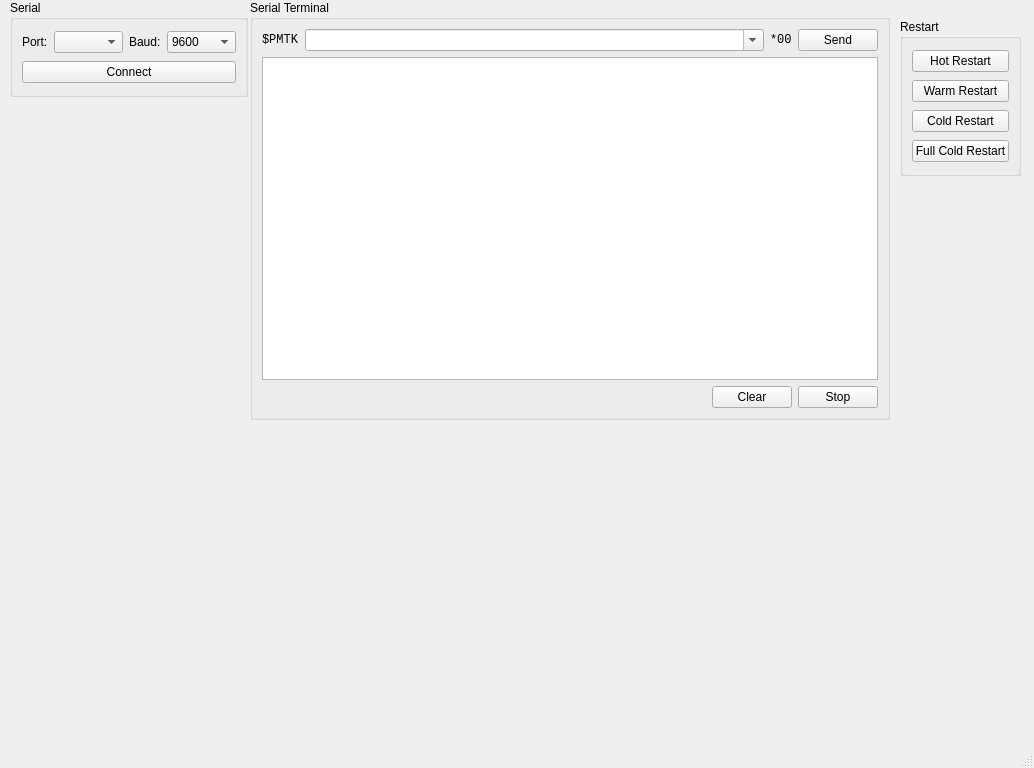
The window that GPS_resender/mainwindow.ui (DamianPodrazaCode/GPS_resender) describes before a commit, drawn with Qt 5.
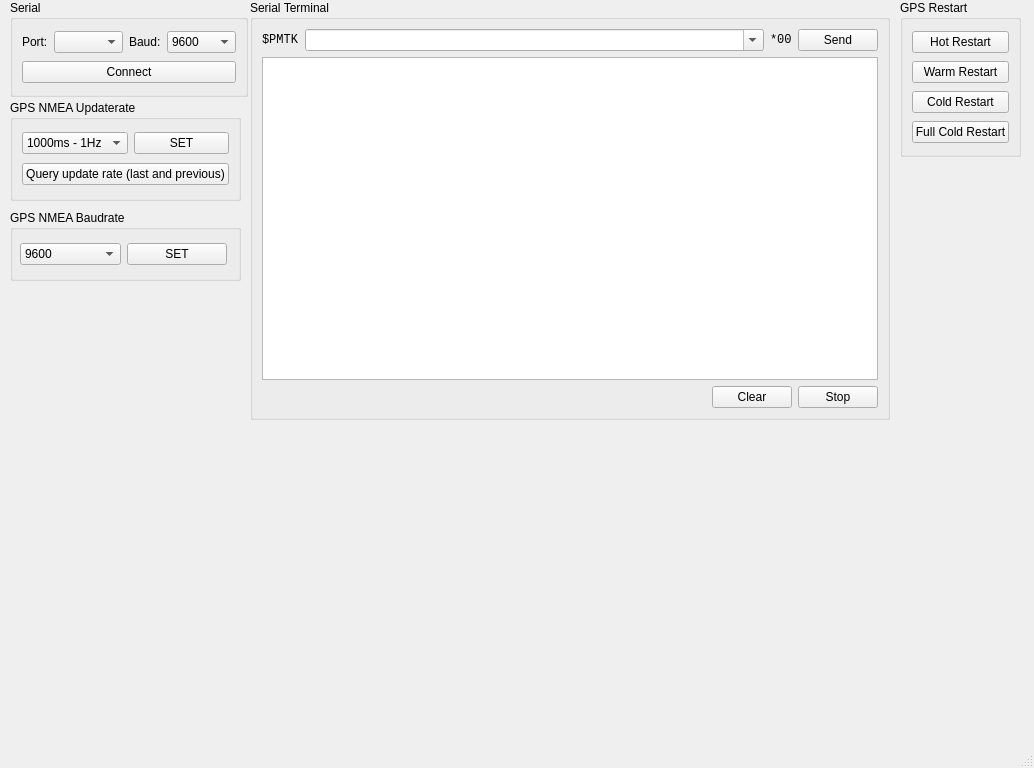
The same window after the commit.

```diff
--- a/GPS_resender/mainwindow.ui
+++ b/GPS_resender/mainwindow.ui
@@ -224,13 +224,13 @@
     <property name="geometry">
      <rect>
       <x>900</x>
-      <y>19</y>
+      <y>0</y>
       <width>121</width>
       <height>157</height>
      </rect>
     </property>
     <property name="title">
-     <string>Restart</string>
+     <string>GPS Restart</string>
     </property>
     <layout class="QVBoxLayout" name="verticalLayout">
      <item>
@@ -263,6 +263,153 @@
      </item>
     </layout>
    </widget>
+   <widget class="QGroupBox" name="groupBox_4">
+    <property name="geometry">
+     <rect>
+      <x>10</x>
+      <y>100</y>
+      <width>231</width>
+      <height>101</height>
+     </rect>
+    </property>
+    <property name="title">
+     <string>GPS NMEA Updaterate</string>
+    </property>
+    <layout class="QGridLayout" name="gridLayout_3">
+     <item row="1" column="0">
+      <widget class="QPushButton" name="pb_api_q_fix_ctl">
+       <property name="text">
+        <string>Query update rate (last and previous)</string>
+       </property>
+      </widget>
+     </item>
+     <item row="0" column="0">
+      <layout class="QHBoxLayout" name="horizontalLayout_3">
+       <item>
+        <widget class="QComboBox" name="cb_freq">
+         <property name="sizePolicy">
+          <sizepolicy hsizetype="Expanding" vsizetype="Fixed">
+           <horstretch>0</horstretch>
+           <verstretch>0</verstretch>
+          </sizepolicy>
+         </property>
+         <item>
+          <property name="text">
+           <string>1000ms - 1Hz</string>
+          </property>
+         </item>
+         <item>
+          <property name="text">
+           <string>500ms - 2Hz</string>
+          </property>
+         </item>
+         <item>
+          <property name="text">
+           <string>200ms - 5Hz</string>
+          </property>
+         </item>
+         <item>
+          <property name="text">
+           <string>100ms - 10Hz</string>
+          </property>
+         </item>
+        </widget>
+       </item>
+       <item>
+        <widget class="QPushButton" name="pb_set_freq">
+         <property name="sizePolicy">
+          <sizepolicy hsizetype="MinimumExpanding" vsizetype="Fixed">
+           <horstretch>0</horstretch>
+           <verstretch>0</verstretch>
+          </sizepolicy>
+         </property>
+         <property name="text">
+          <string>SET</string>
+         </property>
+        </widget>
+       </item>
+      </layout>
+     </item>
+    </layout>
+   </widget>
+   <widget class="QGroupBox" name="groupBox_5">
+    <property name="geometry">
+     <rect>
+      <x>10</x>
+      <y>210</y>
+      <width>231</width>
+      <height>71</height>
+     </rect>
+    </property>
+    <property name="title">
+     <string>GPS NMEA Baudrate</string>
+    </property>
+    <widget class="QWidget" name="layoutWidget">
+     <property name="geometry">
+      <rect>
+       <x>10</x>
+       <y>30</y>
+       <width>207</width>
+       <height>28</height>
+      </rect>
+     </property>
+     <layout class="QHBoxLayout" name="horizontalLayout_4">
+      <item>
+       <widget class="QComboBox" name="cb_gps_baud">
+        <property name="sizePolicy">
+         <sizepolicy hsizetype="Expanding" vsizetype="Fixed">
+          <horstretch>0</horstretch>
+          <verstretch>0</verstretch>
+         </sizepolicy>
+        </property>
+        <item>
+         <property name="text">
+          <string>9600</string>
+         </property>
+        </item>
+        <item>
+         <property name="text">
+          <string>14400</string>
+         </property>
+        </item>
+        <item>
+         <property name="text">
+          <string>19200</string>
+         </property>
+        </item>
+        <item>
+         <property name="text">
+          <string>38400</string>
+         </property>
+        </item>
+        <item>
+         <property name="text">
+          <string>57600</string>
+         </property>
+        </item>
+        <item>
+         <property name="text">
+          <string>115200</string>
+         </property>
+        </item>
+       </widget>
+      </item>
+      <item>
+       <widget class="QPushButton" name="pb_set_gps_baud">
+        <property name="sizePolicy">
+         <sizepolicy hsizetype="MinimumExpanding" vsizetype="Fixed">
+          <horstretch>0</horstretch>
+          <verstretch>0</verstretch>
+         </sizepolicy>
+        </property>
+        <property name="text">
+         <string>SET</string>
+        </property>
+       </widget>
+      </item>
+     </layout>
+    </widget>
+   </widget>
   </widget>
   <widget class="QMenuBar" name="menubar">
    <property name="geometry">
```
Left out of the diff: 2 changed lines with no effect on the pictures.
